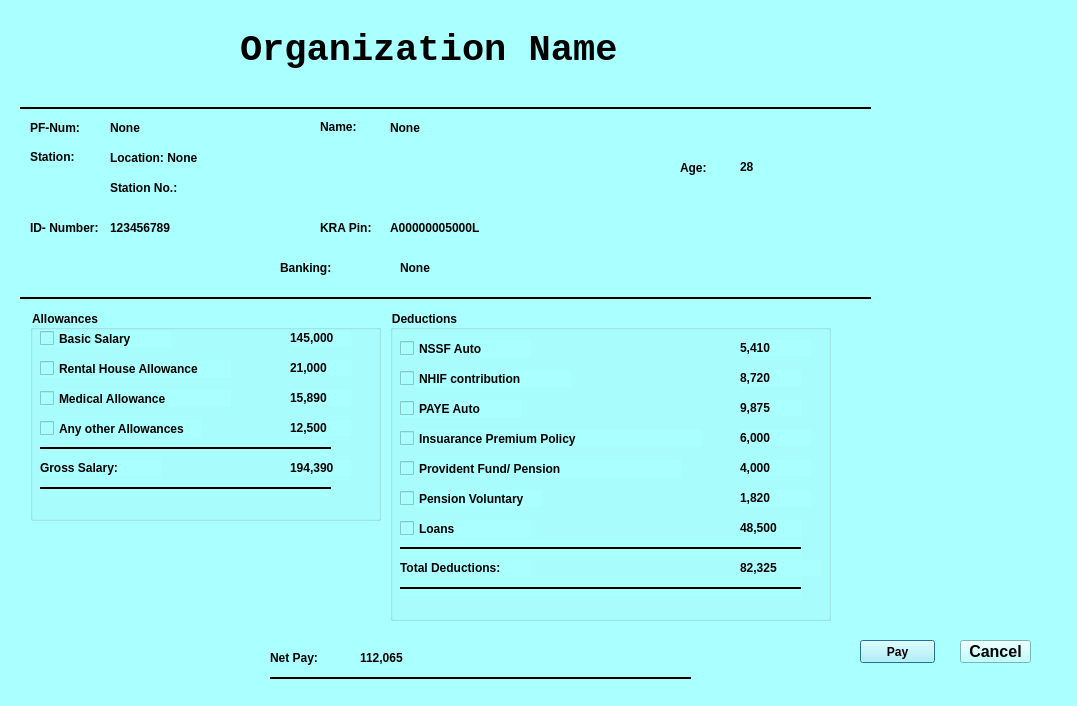
Qt form pyqt/Layouts/payroll.ui (bellyfat/HRMS) before a commit.
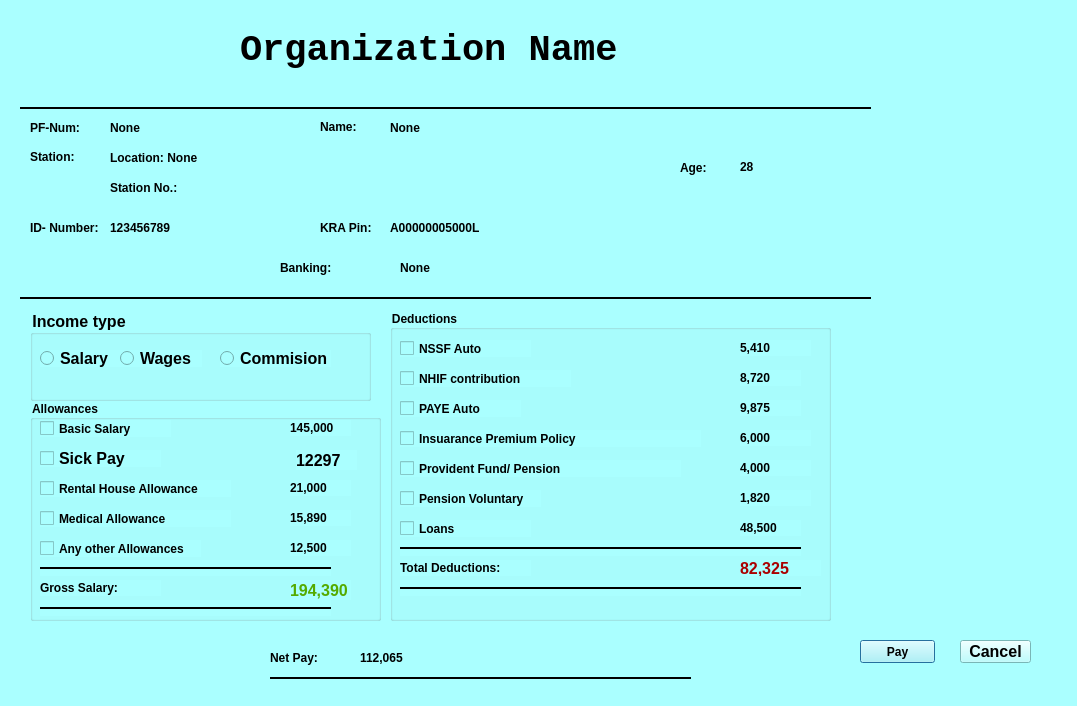
The same form after that commit. Icons and pictures are not drawn.

Diff of the .ui file:
```diff
--- a/pyqt/Layouts/payroll.ui
+++ b/pyqt/Layouts/payroll.ui
@@ -573,10 +573,14 @@
     <property name="font">
      <font>
       <family>System</family>
+      <pointsize>12</pointsize>
       <weight>75</weight>
       <bold>true</bold>
      </font>
     </property>
+    <property name="styleSheet">
+     <string notr="true">color:rgb(170, 0, 0)</string>
+    </property>
     <property name="text">
      <string>82,325</string>
     </property>
@@ -876,9 +880,9 @@
    <property name="geometry">
     <rect>
      <x>30</x>
-     <y>310</y>
+     <y>400</y>
      <width>351</width>
-     <height>211</height>
+     <height>221</height>
     </rect>
    </property>
    <property name="font">
@@ -921,7 +925,7 @@
     <property name="geometry">
      <rect>
       <x>10</x>
-      <y>50</y>
+      <y>80</y>
       <width>191</width>
       <height>17</height>
      </rect>
@@ -944,7 +948,7 @@
     <property name="geometry">
      <rect>
       <x>10</x>
-      <y>80</y>
+      <y>110</y>
       <width>191</width>
       <height>17</height>
      </rect>
@@ -967,7 +971,7 @@
     <property name="geometry">
      <rect>
       <x>10</x>
-      <y>110</y>
+      <y>140</y>
       <width>161</width>
       <height>17</height>
      </rect>
@@ -1010,7 +1014,7 @@
     <property name="geometry">
      <rect>
       <x>260</x>
-      <y>50</y>
+      <y>80</y>
       <width>61</width>
       <height>16</height>
      </rect>
@@ -1030,7 +1034,7 @@
     <property name="geometry">
      <rect>
       <x>260</x>
-      <y>80</y>
+      <y>110</y>
       <width>61</width>
       <height>16</height>
      </rect>
@@ -1050,7 +1054,7 @@
     <property name="geometry">
      <rect>
       <x>260</x>
-      <y>110</y>
+      <y>140</y>
       <width>61</width>
       <height>16</height>
      </rect>
@@ -1070,7 +1074,7 @@
     <property name="geometry">
      <rect>
       <x>10</x>
-      <y>150</y>
+      <y>180</y>
       <width>121</width>
       <height>16</height>
      </rect>
@@ -1090,18 +1094,22 @@
     <property name="geometry">
      <rect>
       <x>260</x>
-      <y>150</y>
+      <y>180</y>
       <width>61</width>
-      <height>16</height>
+      <height>20</height>
      </rect>
     </property>
     <property name="font">
      <font>
       <family>System</family>
+      <pointsize>12</pointsize>
       <weight>75</weight>
       <bold>true</bold>
      </font>
     </property>
+    <property name="styleSheet">
+     <string notr="true">color:rgb(85, 170, 0)</string>
+    </property>
     <property name="text">
      <string>194,390</string>
     </property>
@@ -1110,7 +1118,7 @@
     <property name="geometry">
      <rect>
       <x>10</x>
-      <y>130</y>
+      <y>160</y>
       <width>291</width>
       <height>16</height>
      </rect>
@@ -1132,7 +1140,7 @@
     <property name="geometry">
      <rect>
       <x>10</x>
-      <y>170</y>
+      <y>200</y>
       <width>291</width>
       <height>16</height>
      </rect>
@@ -1156,6 +1164,48 @@
      <enum>Qt::Horizontal</enum>
     </property>
    </widget>
+   <widget class="QCheckBox" name="checkBox">
+    <property name="geometry">
+     <rect>
+      <x>10</x>
+      <y>50</y>
+      <width>121</width>
+      <height>17</height>
+     </rect>
+    </property>
+    <property name="font">
+     <font>
+      <family>System</family>
+      <pointsize>12</pointsize>
+      <weight>75</weight>
+      <bold>true</bold>
+     </font>
+    </property>
+    <property name="text">
+     <string>Sick Pay</string>
+    </property>
+   </widget>
+   <widget class="QLabel" name="label">
+    <property name="geometry">
+     <rect>
+      <x>266</x>
+      <y>50</y>
+      <width>61</width>
+      <height>20</height>
+     </rect>
+    </property>
+    <property name="font">
+     <font>
+      <family>System</family>
+      <pointsize>12</pointsize>
+      <weight>75</weight>
+      <bold>true</bold>
+     </font>
+    </property>
+    <property name="text">
+     <string>12297</string>
+    </property>
+   </widget>
   </widget>
   <widget class="QPushButton" name="pushButton_2">
    <property name="geometry">
@@ -1178,6 +1228,90 @@
     <string>Cancel</string>
    </property>
   </widget>
+  <widget class="QGroupBox" name="groupBox_3">
+   <property name="geometry">
+    <rect>
+     <x>30</x>
+     <y>310</y>
+     <width>341</width>
+     <height>91</height>
+    </rect>
+   </property>
+   <property name="font">
+    <font>
+     <family>System</family>
+     <pointsize>12</pointsize>
+     <weight>75</weight>
+     <bold>true</bold>
+    </font>
+   </property>
+   <property name="title">
+    <string>Income type</string>
+   </property>
+   <widget class="QRadioButton" name="radioButton">
+    <property name="geometry">
+     <rect>
+      <x>10</x>
+      <y>40</y>
+      <width>82</width>
+      <height>17</height>
+     </rect>
+    </property>
+    <property name="font">
+     <font>
+      <family>System</family>
+      <pointsize>12</pointsize>
+      <weight>75</weight>
+      <bold>true</bold>
+     </font>
+    </property>
+    <property name="text">
+     <string>Salary</string>
+    </property>
+   </widget>
+   <widget class="QRadioButton" name="radioButton_2">
+    <property name="geometry">
+     <rect>
+      <x>90</x>
+      <y>40</y>
+      <width>82</width>
+      <height>17</height>
+     </rect>
+    </property>
+    <property name="font">
+     <font>
+      <family>System</family>
+      <pointsize>12</pointsize>
+      <weight>75</weight>
+      <bold>true</bold>
+     </font>
+    </property>
+    <property name="text">
+     <string>Wages</string>
+    </property>
+   </widget>
+   <widget class="QRadioButton" name="radioButton_3">
+    <property name="geometry">
+     <rect>
+      <x>190</x>
+      <y>40</y>
+      <width>111</width>
+      <height>17</height>
+     </rect>
+    </property>
+    <property name="font">
+     <font>
+      <family>System</family>
+      <pointsize>12</pointsize>
+      <weight>75</weight>
+      <bold>true</bold>
+     </font>
+    </property>
+    <property name="text">
+     <string>Commision</string>
+    </property>
+   </widget>
+  </widget>
  </widget>
  <resources/>
  <connections/>
```
